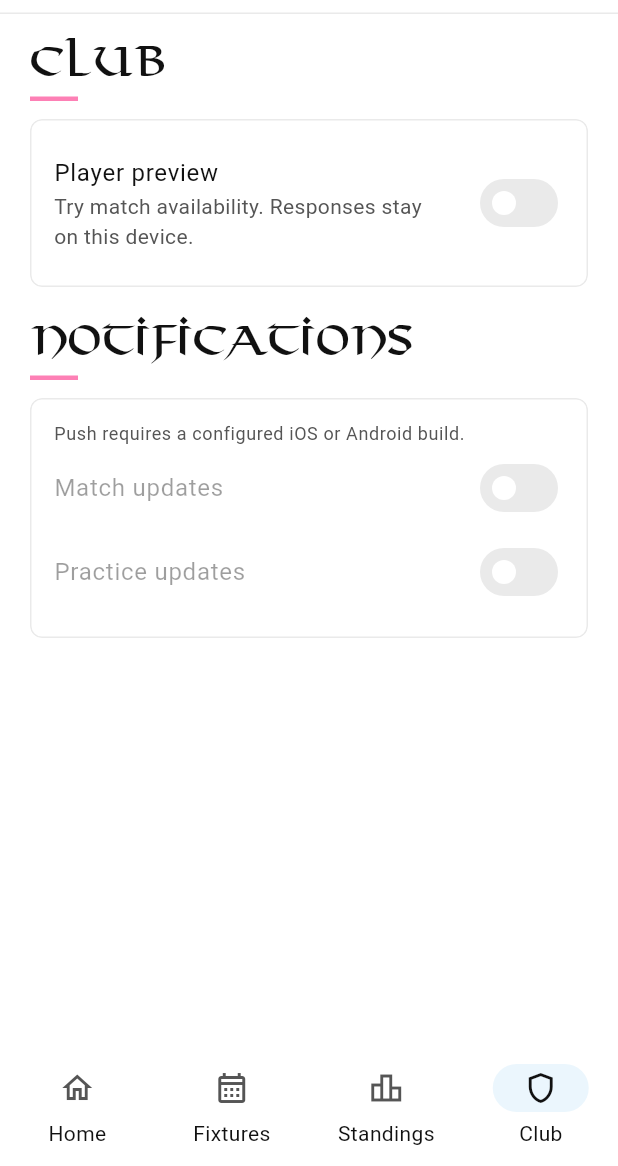
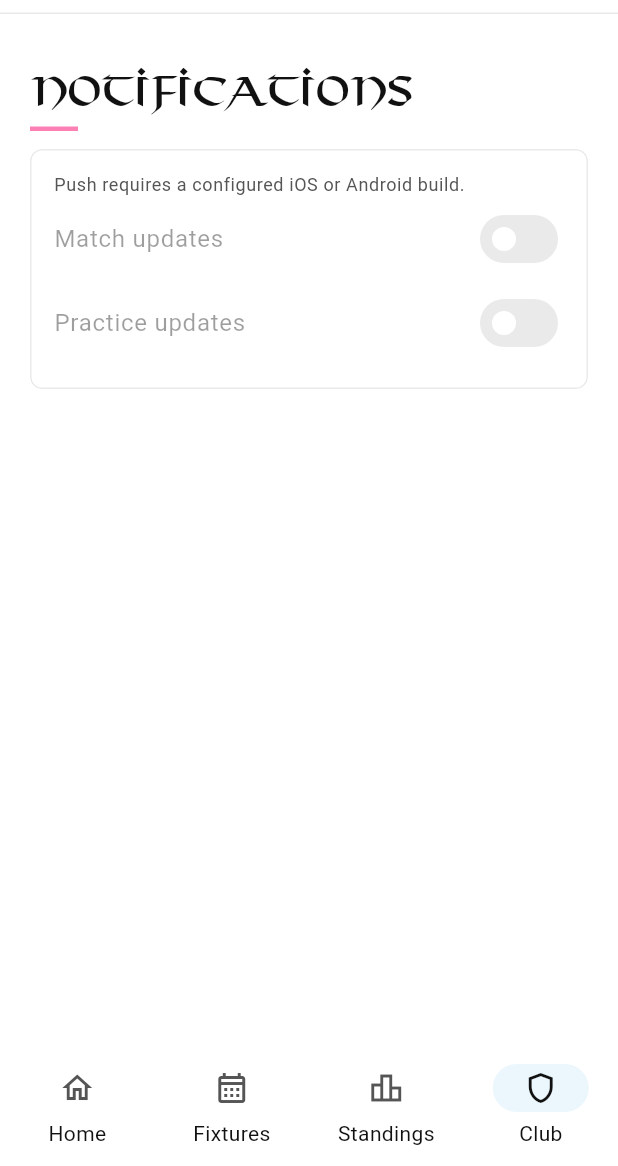
Before and after one commit to CarlosLavayenJr/Claymore-Website, a Flutter app: the screen it shows after launch, item 4 of the bottom bar chosen, on a phone screen of 412 x 824 dp, the part 70-1236 px from its top. Run offline on Flutter 3.47's test engine with Material 3 defaults, Android fonts, the phone set to English and light mode, and no system bars; our stand-ins replace app_links, firebase_core, firebase_messaging, flutter_secure_storage, flutter_svg, go_router and 5 more; accounts and stored records are empty; project files that could hold a hidden picture were left out.

Commit message:
Keep the app public and gate member features on sign-in
Remove the Player preview switch. Availability pickers now need
ENABLE_AVAILABILITY and a signed-in member, and dues show only after
sign-in. Everything else stays public.

Co-Authored-By: Claude Opus 5.5 <noreply@anthropic.com>

```diff
--- a/mobile/lib/app/config.dart
+++ b/mobile/lib/app/config.dart
@@ -5,6 +5,10 @@ abstract final class AppConfig {
 
   /// Shows the dues section and the profile's dues ledger.
   static const duesEnabled = bool.fromEnvironment('ENABLE_DUES');
+
+  /// Match availability pickers. Off until responses sync with the API; even
+  /// then they only show to signed-in members. Everything else is public.
+  static const availabilityEnabled = bool.fromEnvironment('ENABLE_AVAILABILITY');
 
   /// Shows Google sign-in under the Club tab.
   static const signInEnabled = bool.fromEnvironment('ENABLE_SIGN_IN');
--- a/mobile/lib/features/club/club_page.dart
+++ b/mobile/lib/features/club/club_page.dart
@@ -17,26 +17,12 @@ class ClubPage extends StatelessWidget {
     final services = AppScope.of(context);
     final auth = services.auth;
     return ListenableBuilder(
-      listenable: Listenable.merge([services.playerPreview, auth]),
+      listenable: auth,
       builder: (context, _) {
-        final playerPreview = services.playerPreview.value;
         return PageList(
           storageKey: 'club',
           children: [
-            const SectionHeading('CLUB'),
-            Panel(
-              child: SwitchListTile(
-                title: const Text('Player preview'),
-                subtitle: const Text(
-                  'Try match availability. Responses stay on this device.',
-                ),
-                value: playerPreview,
-                contentPadding: EdgeInsets.zero,
-                onChanged: (value) => services.playerPreview.value = value,
-              ),
-            ),
             if (auth.enabled) ...[
-              const SizedBox(height: 20),
               const SectionHeading('ACCOUNT'),
               const Panel(child: SignInCard()),
             ] else if (AppConfig.signInEnabled && kDebugMode) ...[
@@ -56,12 +42,11 @@ class ClubPage extends StatelessWidget {
                 prefs: services.prefs,
               ),
             ),
-            if (AppConfig.duesEnabled && (playerPreview || auth.signedIn)) ...[
+            if (AppConfig.duesEnabled && auth.signedIn) ...[
               const SizedBox(height: 20),
               const SectionHeading('PLAYER DUES'),
               Panel(
-                child: auth.signedIn
-                    ? Column(
+                child: Column(
                   crossAxisAlignment: CrossAxisAlignment.start,
                   children: [
                     const Text('See your balance and pay by card.'),
@@ -71,12 +56,6 @@ class ClubPage extends StatelessWidget {
                       child: const Text('VIEW DUES'),
                     ),
                   ],
-                      )
-                    : Text(
-                        auth.enabled
-                            ? 'Sign in to see your dues and pay by card.'
-                            : 'Dues preview. Payment and balance tracking '
-                                  'need sign-in.',
                 ),
               ),
             ],
--- a/mobile/lib/features/fixtures/fixtures_page.dart
+++ b/mobile/lib/features/fixtures/fixtures_page.dart
@@ -19,10 +19,10 @@ class _FixturesPageState extends State<FixturesPage> {
 
   @override
   Widget build(BuildContext context) {
-    final preview = AppScope.of(context).playerPreview;
+    final preview = AppScope.of(context).showAvailability;
     return ValueListenableBuilder(
       valueListenable: preview,
-      builder: (context, playerPreview, _) => ClubDataView(
+      builder: (context, showAvailability, _) => ClubDataView(
         storageKey: 'fixtures',
         builder: (context, clubData) {
           final today = clubToday();
@@ -76,7 +76,7 @@ class _FixturesPageState extends State<FixturesPage> {
                   key: ValueKey(fixture.id),
                   fixture: fixture,
                   availability:
-                      playerPreview && !history && fixture.status == 'upcoming',
+                      showAvailability && !history && fixture.status == 'upcoming',
                 ),
               ),
           ];
--- a/mobile/lib/features/fixtures/match_details_page.dart
+++ b/mobile/lib/features/fixtures/match_details_page.dart
@@ -56,12 +56,12 @@ class _Details extends StatelessWidget {
   @override
   Widget build(BuildContext context) {
     final localizations = MaterialLocalizations.of(context);
-    final preview = AppScope.of(context).playerPreview;
+    final preview = AppScope.of(context).showAvailability;
     final upcoming =
         fixture.status == 'upcoming' && !fixture.date.isBefore(clubToday());
     return ValueListenableBuilder(
       valueListenable: preview,
-      builder: (context, playerPreview, _) => PageList(
+      builder: (context, showAvailability, _) => PageList(
         children: [
           Eyebrow(localizations.formatFullDate(fixture.date)),
           const SizedBox(height: 12),
@@ -96,7 +96,7 @@ class _Details extends StatelessWidget {
               ],
             ),
           ),
-          if (playerPreview && upcoming) ...[
+          if (showAvailability && upcoming) ...[
             const SizedBox(height: 12),
             Panel(child: AvailabilityPicker(fixtureId: fixture.id)),
           ],
--- a/mobile/lib/features/home/home_page.dart
+++ b/mobile/lib/features/home/home_page.dart
@@ -12,10 +12,10 @@ class HomePage extends StatelessWidget {
 
   @override
   Widget build(BuildContext context) {
-    final preview = AppScope.of(context).playerPreview;
+    final preview = AppScope.of(context).showAvailability;
     return ValueListenableBuilder(
       valueListenable: preview,
-      builder: (context, playerPreview, _) => ClubDataView(
+      builder: (context, showAvailability, _) => ClubDataView(
         storageKey: 'home',
         builder: (context, clubData) {
           final today = clubToday();
@@ -35,7 +35,7 @@ class HomePage extends StatelessWidget {
               FixtureCard(
                 key: ValueKey(next.id),
                 fixture: next,
-                availability: playerPreview,
+                availability: showAvailability,
                 featured: true,
               ),
             const SizedBox(height: 24),
```
Also changed, not shown: mobile/lib/app/services.dart (+31 -3 lines), 3 other files. Lines whose indentation alone changed are shown as unchanged.
